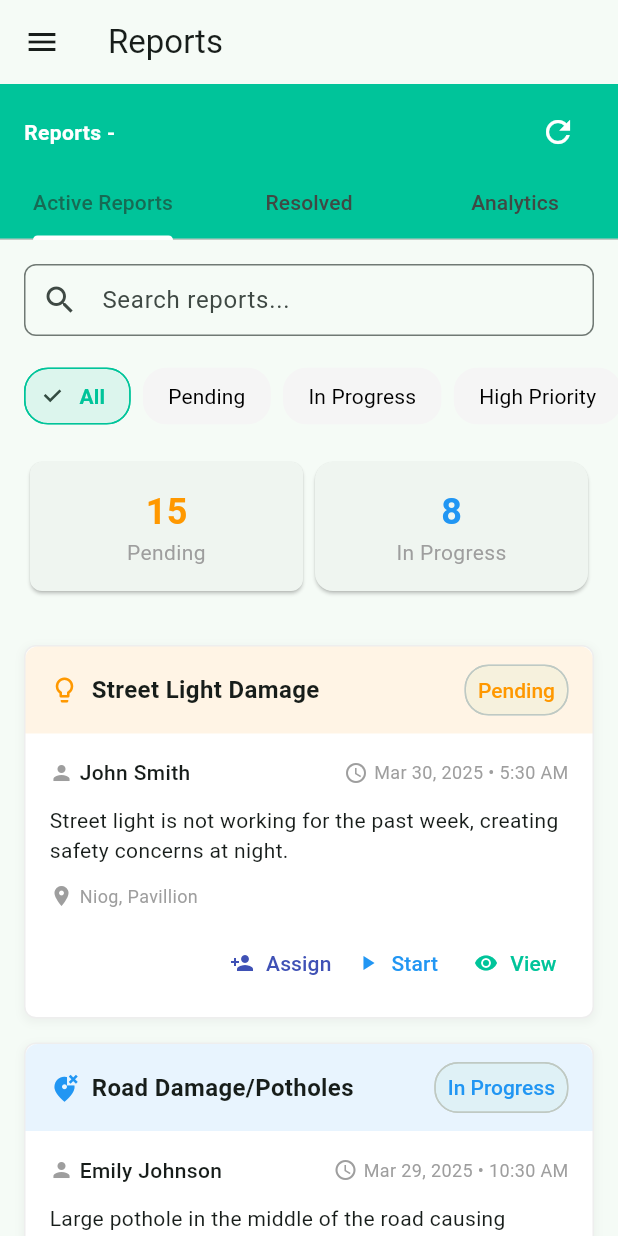
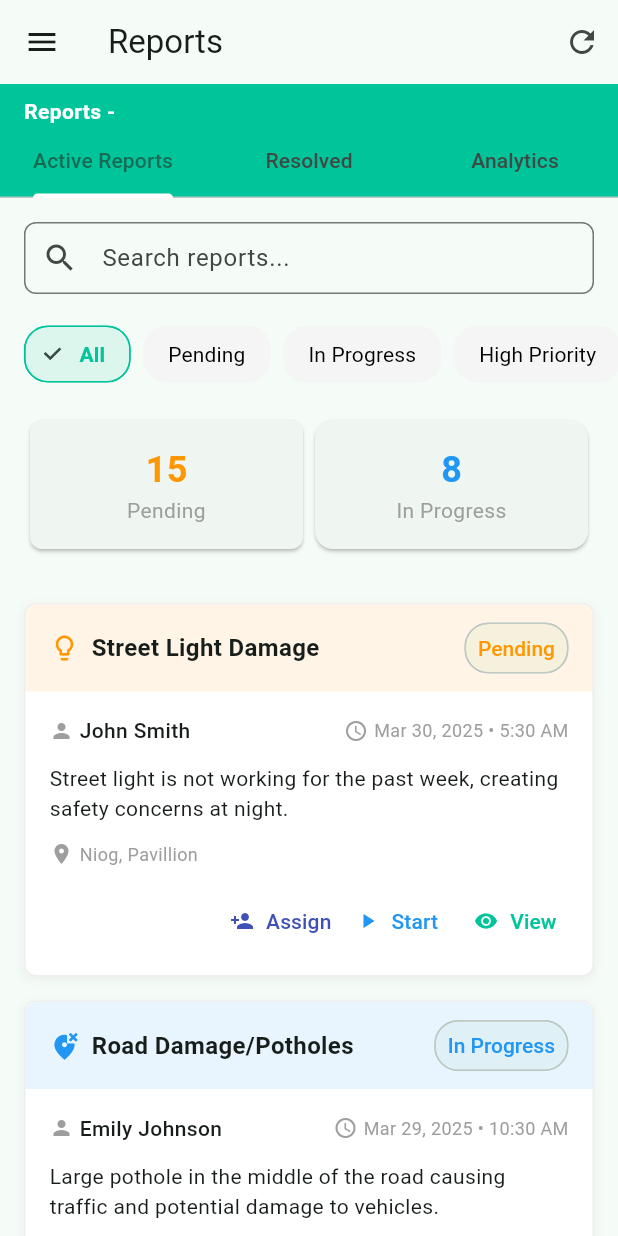
Before and after one commit to 0phl/Pulse-App, a Flutter app: the AdminReportsPage screen opened by its route, on a phone screen of 412 x 824 dp. Run offline on Flutter 3.47's test engine with Material 3 defaults, Android fonts, the phone set to English and light mode, and no system bars; our stand-ins replace cloud_firestore, cloud_functions, dropdown_search, file_picker, firebase_auth, firebase_core and 8 more; missing offline and left inert: cloudinary_public, dart:html, dart:js_util, mailer; accounts and stored records are empty; statements that could not run were skipped.

Commit message:
removed refresh buttons on some admin pages

```diff
--- a/lib/pages/admin/community_notices_page.dart
+++ b/lib/pages/admin/community_notices_page.dart
@@ -177,12 +177,6 @@ class _AdminCommunityNoticesPageState extends State<AdminCommunityNoticesPage> {
     return Scaffold(
       appBar: AppBar(
         title: const Text('Community Notices'),
-        actions: [
-          IconButton(
-            icon: const Icon(Icons.refresh),
-            onPressed: _loadNotices,
-          ),
-        ],
       ),
       drawer: const AdminDrawer(),
       body: Column(
--- a/lib/pages/admin/reports_page.dart
+++ b/lib/pages/admin/reports_page.dart
@@ -440,6 +440,12 @@ class _AdminReportsPageState extends State<AdminReportsPage>
     return Scaffold(
       appBar: AppBar(
         title: const Text('Reports'),
+        actions: [
+          IconButton(
+            icon: const Icon(Icons.refresh),
+            onPressed: _loadInitialData,
+          ),
+        ],
       ),
       drawer: const AdminDrawer(),
       body: _isLoading
@@ -480,10 +486,6 @@ class _AdminReportsPageState extends State<AdminReportsPage>
                     color: Colors.white,
                     fontWeight: FontWeight.bold,
                   ),
-                ),
-                IconButton(
-                  icon: const Icon(Icons.refresh, color: Colors.white),
-                  onPressed: _loadInitialData,
                 ),
               ],
             ),
--- a/lib/pages/admin/users_page.dart
+++ b/lib/pages/admin/users_page.dart
@@ -604,12 +604,6 @@ class _UsersPageState extends State<UsersPage>
     return Scaffold(
       appBar: AppBar(
         title: const Text('Manage Users'),
-        actions: [
-          IconButton(
-            icon: const Icon(Icons.refresh),
-            onPressed: _loadUsers,
-          ),
-        ],
       ),
       drawer: const AdminDrawer(),
       body: _isLoading
--- a/lib/pages/admin/volunteer_posts_page.dart
+++ b/lib/pages/admin/volunteer_posts_page.dart
@@ -525,7 +525,7 @@ class _AdminVolunteerPostsPageState extends State<AdminVolunteerPostsPage> {
         iconTheme: const IconThemeData(color: Colors.white),
         actions: [
           IconButton(
-            icon: const Icon(Icons.refresh, size: 20),
+            icon: const Icon(Icons.refresh),
             onPressed: () => setState(() {}),
           ),
         ],
```
